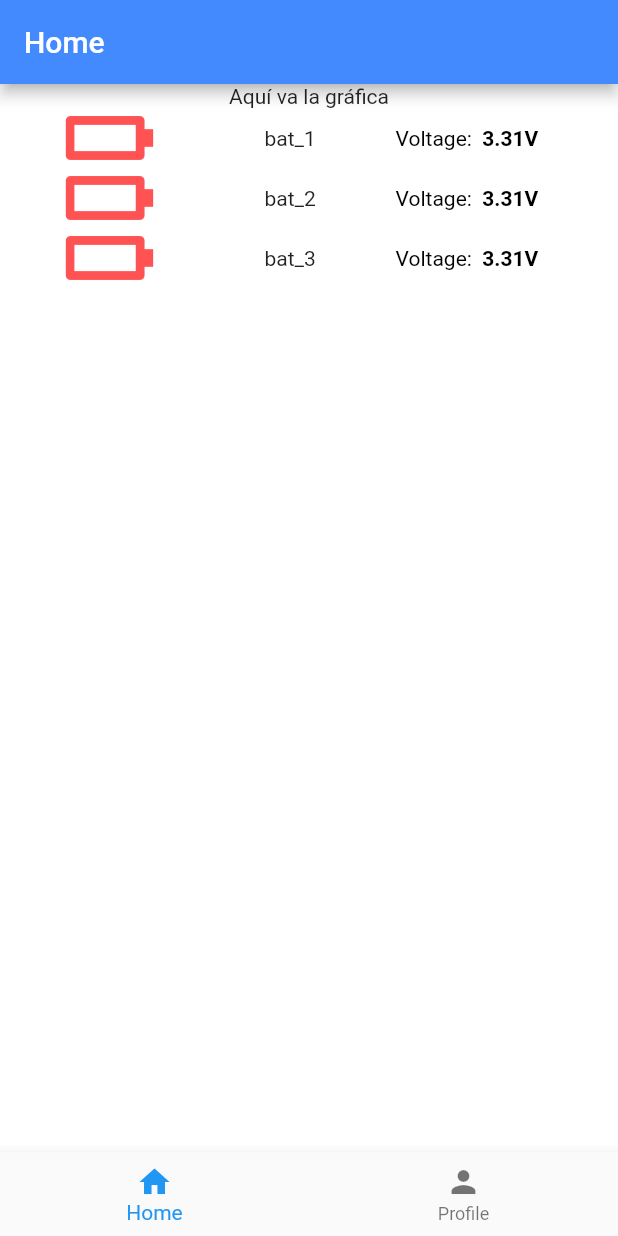
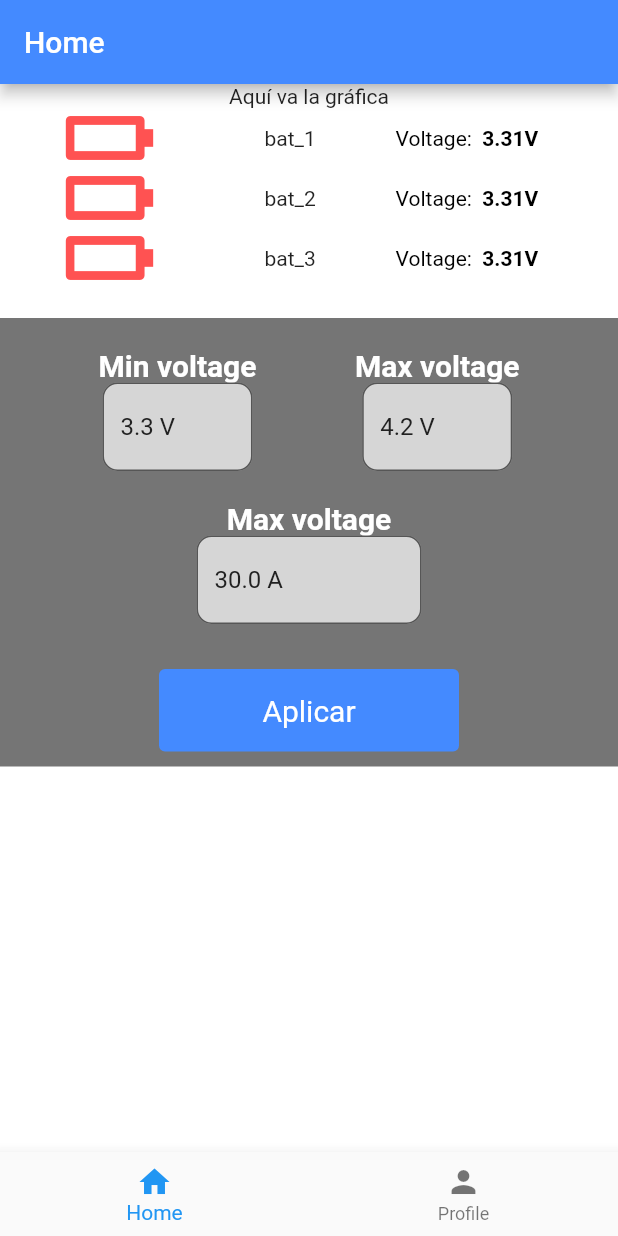
Before and after one commit to imanolpg/energy_pilot, a Flutter app: the screen it shows after launch, on a phone screen of 412 x 824 dp. Run offline on Flutter 3.47's test engine with Material 2 defaults, Android fonts, the phone set to English and light mode, and no system bars.

Commit message:
Add battery_config

```diff
--- a/lib/models/battery.dart
+++ b/lib/models/battery.dart
@@ -5,8 +5,9 @@ class Battery {
   late double voltage;
   late IconData icon;
   late Color iconColor;
-  final double maxVoltage = 4.2;
-  final double minVoltage = 3.3;
+  double maxVoltage = 4.2;
+  double minVoltage = 3.3;
+  double maxAmps = 30.0;
 
   void setIconFromVoltage() {
     double range = maxVoltage - minVoltage;
--- a/lib/screens/home.dart
+++ b/lib/screens/home.dart
@@ -1,6 +1,7 @@
 import 'dart:math';
 
 import 'package:energy_pilot/widgets/Footer.dart';
+import 'package:energy_pilot/widgets/battery_config.dart';
 import 'package:energy_pilot/widgets/battery_status.dart';
 import 'package:flutter/material.dart';
 
@@ -53,6 +54,9 @@ class _HomeState extends State<Home> {
                 )
                 .toList(),
           ),
+          BatteryConfig(
+            batteries: batteries,
+          ),
         ],
       ),
       bottomNavigationBar: const Footer(),
--- /dev/null
+++ b/lib/widgets/battery_config.dart
@@ -0,0 +1,138 @@
+import 'package:flutter/material.dart';
+
+import '../models/battery.dart';
+
+class BatteryConfig extends StatelessWidget {
+  final List<Battery> batteries;
+
+  const BatteryConfig({
+    Key? key,
+    required this.batteries,
+  }) : super(key: key);
+
+  @override
+  Widget build(BuildContext context) {
+    return Container(
+      margin: const EdgeInsets.only(top: 20.0),
+      padding: const EdgeInsets.only(top: 10.0, bottom: 10.0),
+      color: Colors.grey[600],
+      child: Column(
+        children: [
+          Container(
+            margin: const EdgeInsets.only(
+              top: 10,
+              bottom: 10,
+            ),
+            child: Row(
+              children: [
+                const Spacer(),
+                Column(
+                  children: [
+                    const Text(
+                      'Min voltage',
+                      style: TextStyle(
+                        color: Colors.white,
+                        fontSize: 20.0,
+                        fontWeight: FontWeight.w600,
+                      ),
+                    ),
+                    SizedBox(
+                      width: 100,
+                      child: TextField(
+                        decoration: InputDecoration(
+                          border: OutlineInputBorder(
+                            borderRadius: BorderRadius.circular(10.0),
+                          ),
+                          filled: true,
+                          hintStyle: TextStyle(color: Colors.grey[900]),
+                          hintText: '${batteries[0].minVoltage} V',
+                          fillColor: Colors.white70,
+                        ),
+                      ),
+                    ),
+                  ],
+                ),
+                const Spacer(),
+                Column(
+                  children: [
+                    const Text(
+                      'Max voltage',
+                      style: TextStyle(
+                        color: Colors.white,
+                        fontSize: 20.0,
+                        fontWeight: FontWeight.w600,
+                      ),
+                    ),
+                    SizedBox(
+                      width: 100,
+                      child: TextField(
+                        decoration: InputDecoration(
+                          border: OutlineInputBorder(
+                            borderRadius: BorderRadius.circular(10.0),
+                          ),
+                          filled: true,
+                          hintStyle: TextStyle(color: Colors.grey[900]),
+                          hintText: "${batteries[0].maxVoltage} V",
+                          fillColor: Colors.white70,
+                        ),
+                      ),
+                    ),
+                  ],
+                ),
+                const Spacer(),
+              ],
+            ),
+          ),
+          Container(
+            margin: const EdgeInsets.only(
+              top: 10.0,
+              bottom: 10.0,
+            ),
+            child: Center(
+              child: Column(
+                children: [
+                  const Text(
+                    'Max voltage',
+                    style: TextStyle(
+                      color: Colors.white,
+                      fontSize: 20.0,
+                      fontWeight: FontWeight.w600,
+                    ),
+                  ),
+                  SizedBox(
+                    width: 150,
+                    child: TextField(
+                      decoration: InputDecoration(
+                        border: OutlineInputBorder(
+                          borderRadius: BorderRadius.circular(10.0),
+                        ),
+                        filled: true,
+                        hintStyle: TextStyle(color: Colors.grey[900]),
+                        hintText: "${batteries[0].maxAmps} A",
+                        fillColor: Colors.white70,
+                      ),
+                    ),
+                  ),
+                ],
+              ),
+            ),
+          ),
+          Container(
+            margin: const EdgeInsets.only(top: 20),
+            width: 200,
+            child: TextButton(
+              style: TextButton.styleFrom(
+                foregroundColor: Colors.white,
+                padding: const EdgeInsets.all(16.0),
+                textStyle: const TextStyle(fontSize: 20),
+                backgroundColor: Colors.blueAccent,
+              ),
+              onPressed: () {},
+              child: const Text("Aplicar"),
+            ),
+          ),
+        ],
+      ),
+    );
+  }
+}
```
